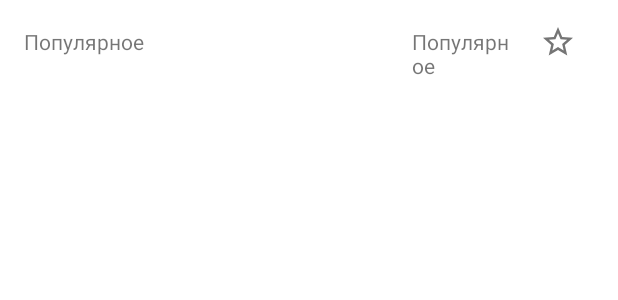
After one commit to alekseyka2000/CurrencyRatesApp, an Android app: the layout currency_rate_item.xml on its own in the app's theme, with its tools: preview values and no code run, on a phone screen of 412 x 824 dp. The commit adds this screen. Shown: the top 300 px of the screen. Run offline under Robolectric (Android 15) with nearby library versions, the phone set to English and light mode, and no system bars.

Commit message:
finished popular currency rate list

```diff
--- /dev/null
+++ b/app/src/main/res/drawable/ic_favorite.xml
@@ -0,0 +1,5 @@
+<vector android:height="24dp" android:tint="#404040"
+    android:viewportHeight="24" android:viewportWidth="24"
+    android:width="24dp" xmlns:android="http://schemas.android.com/apk/res/android">
+    <path android:fillColor="@android:color/white" android:pathData="M12,17.27L18.18,21l-1.64,-7.03L22,9.24l-7.19,-0.61L12,2 9.19,8.63 2,9.24l5.46,4.73L5.82,21z"/>
+</vector>
--- /dev/null
+++ b/app/src/main/res/drawable/ic_not_favorite.xml
@@ -0,0 +1,5 @@
+<vector android:height="24dp" android:tint="#404040"
+    android:viewportHeight="24" android:viewportWidth="24"
+    android:width="24dp" xmlns:android="http://schemas.android.com/apk/res/android">
+    <path android:fillColor="@android:color/white" android:pathData="M22,9.24l-7.19,-0.62L12,2 9.19,8.63 2,9.24l5.46,4.73L5.82,21 12,17.27 18.18,21l-1.63,-7.03L22,9.24zM12,15.4l-3.76,2.27 1,-4.28 -3.32,-2.88 4.38,-0.38L12,6.1l1.71,4.04 4.38,0.38 -3.32,2.88 1,4.28L12,15.4z"/>
+</vector>
--- /dev/null
+++ b/app/src/main/res/drawable/selector_checkbox.xml
@@ -0,0 +1,11 @@
+<?xml version="1.0" encoding="utf-8"?>
+<selector xmlns:android="http://schemas.android.com/apk/res/android">
+    <item android:state_checked="true" android:state_focused="true"
+        android:drawable="@drawable/ic_favorite" />
+    <item android:state_checked="false" android:state_focused="true"
+        android:drawable="@drawable/ic_not_favorite" />
+    <item android:state_checked="false"
+        android:drawable="@drawable/ic_not_favorite" />
+    <item android:state_checked="true"
+        android:drawable="@drawable/ic_favorite" />
+</selector>
--- /dev/null
+++ b/app/src/main/res/layout/currency_rate_item.xml
@@ -0,0 +1,33 @@
+<?xml version="1.0" encoding="utf-8"?>
+<LinearLayout xmlns:android="http://schemas.android.com/apk/res/android"
+    xmlns:tools="http://schemas.android.com/tools"
+    android:layout_width="match_parent"
+    android:layout_height="wrap_content"
+    android:layout_marginHorizontal="16dp"
+    android:layout_marginVertical="4dp"
+    android:orientation="horizontal">
+
+    <TextView
+        android:id="@+id/currencyName"
+        android:layout_width="0dp"
+        android:layout_height="wrap_content"
+        android:layout_weight="4"
+        android:gravity="center_vertical"
+        tools:text="@string/popular" />
+
+    <TextView
+        android:id="@+id/currencyRate"
+        android:layout_width="0dp"
+        android:layout_height="wrap_content"
+        android:layout_weight="1"
+        android:gravity="center_vertical"
+        tools:text="@string/popular" />
+
+    <CheckBox
+        android:id="@+id/favoriteIndicator"
+        android:layout_width="wrap_content"
+        android:layout_height="wrap_content"
+        android:layout_marginStart="8dp"
+        android:button="@drawable/selector_checkbox" />
+
+</LinearLayout>
```
Also changed, not shown: app/src/main/kotlin/com/test/currencyratesapp/di/AppModule.kt (+10 -6 lines), app/src/main/kotlin/com/test/currencyratesapp/presentation/BaseCurrencyRatesFragment.kt (+16 -0 lines), app/src/main/kotlin/com/test/currencyratesapp/presentation/BaseCurrencyRatesViewModel.kt (+5 -0 lines), app/src/main/kotlin/com/test/currencyratesapp/presentation/CurrencyRateListAdapter.kt (added, +52 -0 lines), app/src/main/kotlin/com/test/currencyratesapp/presentation/CurrencyRateViewHolder.kt (added, +23 -0 lines), app/src/main/kotlin/com/test/currencyratesapp/presentation/popular/PopularCurrencyRatesFragment.kt (+1 -0 lines), app/src/main/kotlin/com/test/currencyratesapp/presentation/popular/PopularCurrencyRatesViewModel.kt (+15 -4 lines), data/src/main/kotlin/com/test/data/CurrencyGatewayImpl.kt (+5 -3 lines), data/src/main/kotlin/com/test/data/db/CurrenciesDao.kt (+1 -1 lines), data/src/main/kotlin/com/test/data/db/entity/RatesConverter.kt (+7 -3 lines), domain/src/main/kotlin/com/test/domain/GetPopularCurrencyRatesUseCase.kt (added, +11 -0 lines), domain/src/main/kotlin/com/test/domain/GetPopularCurrencyRatesUseCaseImpl.kt (added, +27 -0 lines).
